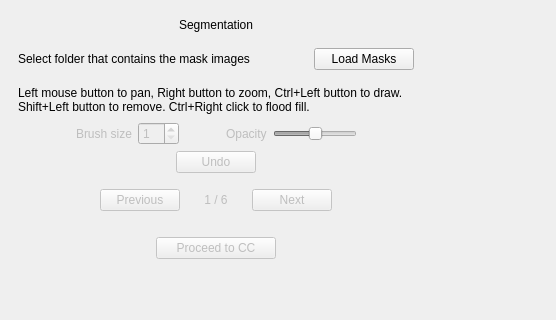
This is dissection_photo/dissection_photo/MainWindow.ui in freesurfer/freesurfer as Qt 5 draws it before an edit; both pictures show x 0 to 556 and y 0 to 320 of the 1251 by 907 pixel window. The edited form follows.
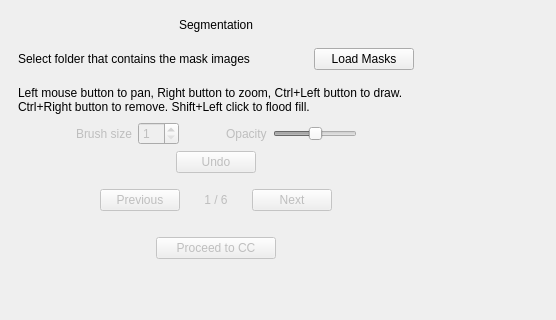
This is the edited form. The open tabs and pages were chosen to show the change. Custom widgets are drawn as their Qt base class.

Diff of the .ui file:
```diff
--- a/dissection_photo/dissection_photo/MainWindow.ui
+++ b/dissection_photo/dissection_photo/MainWindow.ui
@@ -152,7 +152,7 @@
             <item>
              <widget class="QLabel" name="label_10">
               <property name="text">
-               <string>&lt;html&gt;&lt;head/&gt;&lt;body&gt;&lt;p&gt;Left mouse button to pan, Right button to zoom, Ctrl+Left button to draw. Shift+Left button to remove. Ctrl+Right click to flood fill. &lt;/p&gt;&lt;/body&gt;&lt;/html&gt;</string>
+               <string>&lt;html&gt;&lt;head/&gt;&lt;body&gt;&lt;p&gt;Left mouse button to pan, Right button to zoom, Ctrl+Left button to draw. Ctrl+Right button to remove. Shift+Left click to flood fill. &lt;/p&gt;&lt;/body&gt;&lt;/html&gt;</string>
               </property>
               <property name="wordWrap">
                <bool>true</bool>
```
Left out of the diff: 2 changed lines with no effect on the pictures.
